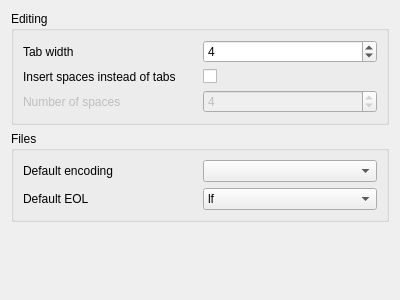
Qt form IDE/GUI/dialogs/interfacecfg/interfacecfg_editgeneral.ui (AbyssAbbeba/MDS-picoblaze-AVR-ide) before a commit.
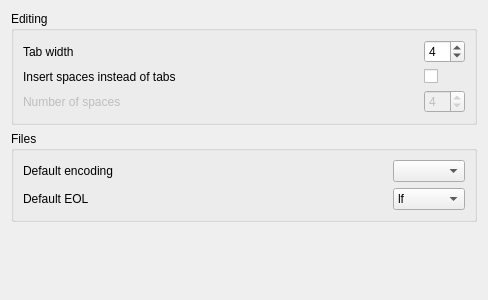
The same form after that commit.

Diff of the .ui file:
```diff
--- a/IDE/GUI/dialogs/interfacecfg/interfacecfg_editgeneral.ui
+++ b/IDE/GUI/dialogs/interfacecfg/interfacecfg_editgeneral.ui
@@ -6,7 +6,7 @@
    <rect>
     <x>0</x>
     <y>0</y>
-    <width>400</width>
+    <width>488</width>
     <height>300</height>
    </rect>
   </property>
@@ -34,14 +34,14 @@
         </property>
        </widget>
       </item>
-      <item row="1" column="1">
+      <item row="1" column="2">
        <widget class="QCheckBox" name="chckSpaces">
         <property name="text">
          <string/>
         </property>
        </widget>
       </item>
-      <item row="0" column="1">
+      <item row="0" column="2">
        <widget class="QSpinBox" name="spinTabWidth">
         <property name="minimum">
          <number>1</number>
@@ -54,7 +54,7 @@
         </property>
        </widget>
       </item>
-      <item row="2" column="1">
+      <item row="2" column="2">
        <widget class="QSpinBox" name="spinSpaces">
         <property name="enabled">
          <bool>false</bool>
@@ -80,6 +80,19 @@
         </property>
        </widget>
       </item>
+      <item row="0" column="1">
+       <spacer name="horizontalSpacer">
+        <property name="orientation">
+         <enum>Qt::Horizontal</enum>
+        </property>
+        <property name="sizeHint" stdset="0">
+         <size>
+          <width>40</width>
+          <height>20</height>
+         </size>
+        </property>
+       </spacer>
+      </item>
      </layout>
     </widget>
    </item>
@@ -89,7 +102,7 @@
       <string>Files</string>
      </property>
      <layout class="QGridLayout" name="gridLayout_3">
-      <item row="0" column="1">
+      <item row="0" column="2">
        <widget class="QComboBox" name="cmbEncoding"/>
       </item>
       <item row="0" column="0">
@@ -106,7 +119,7 @@
         </property>
        </widget>
       </item>
-      <item row="1" column="1">
+      <item row="1" column="2">
        <widget class="QComboBox" name="cmbEOL">
         <item>
          <property name="text">
@@ -125,6 +138,19 @@
         </item>
        </widget>
       </item>
+      <item row="0" column="1">
+       <spacer name="horizontalSpacer_2">
+        <property name="orientation">
+         <enum>Qt::Horizontal</enum>
+        </property>
+        <property name="sizeHint" stdset="0">
+         <size>
+          <width>40</width>
+          <height>20</height>
+         </size>
+        </property>
+       </spacer>
+      </item>
      </layout>
     </widget>
    </item>
```
